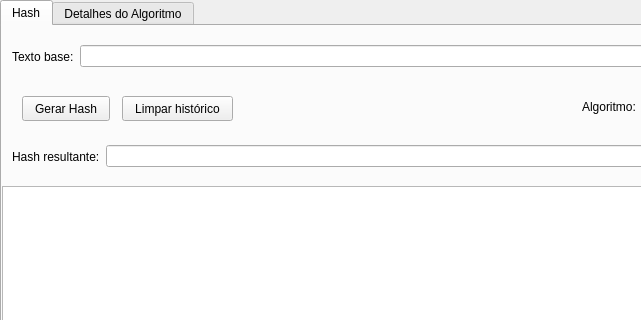
Old version of the form SHADemo/mainwindow.ui in the repository HPoerschke/SHADemo; both pictures show x 0 to 641 and y 0 to 320 of the 800 by 600 pixel window.
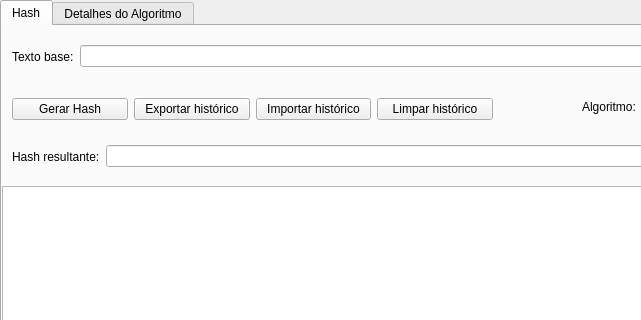
New version of the form. The open tabs and pages were chosen to show the change.

The edit to the form file:
```diff
--- a/SHADemo/mainwindow.ui
+++ b/SHADemo/mainwindow.ui
@@ -40,19 +40,6 @@
        </rect>
       </property>
      </widget>
-     <widget class="QPushButton" name="generateButton">
-      <property name="geometry">
-       <rect>
-        <x>20</x>
-        <y>70</y>
-        <width>88</width>
-        <height>25</height>
-       </rect>
-      </property>
-      <property name="text">
-       <string>Gerar Hash</string>
-      </property>
-     </widget>
      <widget class="QWidget" name="horizontalLayoutWidget">
       <property name="geometry">
        <rect>
@@ -123,18 +110,45 @@
        </item>
       </layout>
      </widget>
-     <widget class="QPushButton" name="clearHistoryButton">
+     <widget class="QWidget" name="horizontalLayoutWidget_5">
       <property name="geometry">
        <rect>
-        <x>120</x>
+        <x>10</x>
         <y>70</y>
-        <width>111</width>
-        <height>25</height>
+        <width>481</width>
+        <height>27</height>
        </rect>
       </property>
-      <property name="text">
-       <string>Limpar histórico</string>
-      </property>
+      <layout class="QHBoxLayout" name="buttonsLayout">
+       <item>
+        <widget class="QPushButton" name="generateButton">
+         <property name="text">
+          <string>Gerar Hash</string>
+         </property>
+        </widget>
+       </item>
+       <item>
+        <widget class="QPushButton" name="exportButton">
+         <property name="text">
+          <string>Exportar histórico</string>
+         </property>
+        </widget>
+       </item>
+       <item>
+        <widget class="QPushButton" name="importButton">
+         <property name="text">
+          <string>Importar histórico</string>
+         </property>
+        </widget>
+       </item>
+       <item>
+        <widget class="QPushButton" name="clearHistoryButton">
+         <property name="text">
+          <string>Limpar histórico</string>
+         </property>
+        </widget>
+       </item>
+      </layout>
      </widget>
     </widget>
     <widget class="QWidget" name="detalhes">
```
Left out of the diff: 4 changed lines with no effect on the pictures.
